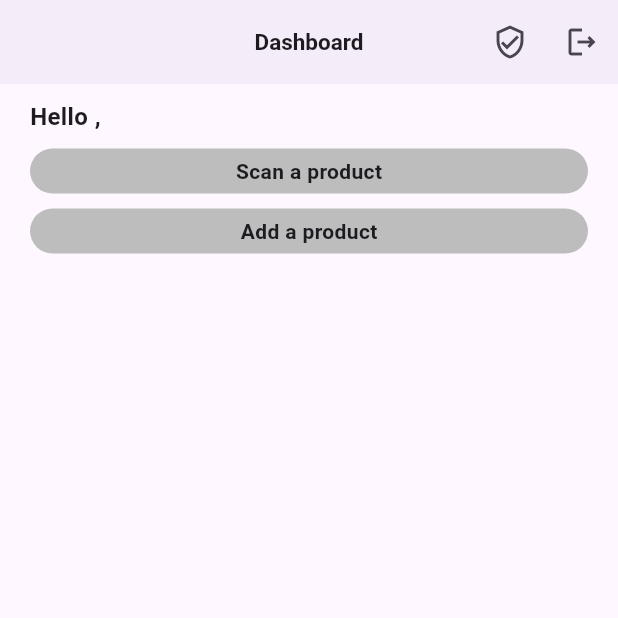
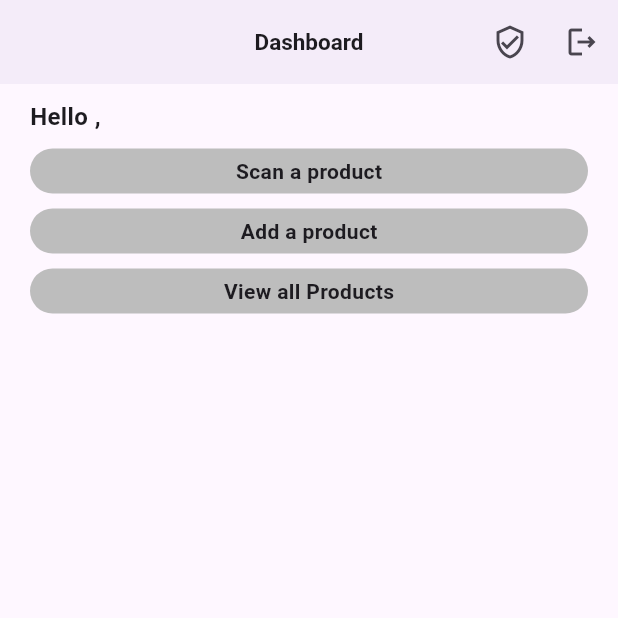
Before and after one commit to om13rajpal/shop-frontend, a Flutter app: the Dashboard screen opened directly, on a phone screen of 412 x 824 dp, the top half of it. Run offline on Flutter 3.47's test engine with Material 3 defaults, Android fonts, the phone set to English and light mode, and no system bars; our stand-ins replace flutter_riverpod, shared_preferences; missing offline and left inert: mobile_scanner; accounts and stored records are empty; network calls fail.

Commit message:
added a products page

```diff
--- a/lib/screens/dashboard.dart
+++ b/lib/screens/dashboard.dart
@@ -1,17 +1,43 @@
+import 'dart:convert';
+
+import 'package:admin/providers/url.dart';
 import 'package:admin/providers/username.dart';
 import 'package:admin/screens/login.dart';
 import 'package:admin/screens/product.dart';
+import 'package:admin/screens/products.dart';
 import 'package:admin/screens/qrcode.dart';
 import 'package:admin/screens/workers.dart';
 import 'package:flutter/material.dart';
 import 'package:flutter_riverpod/flutter_riverpod.dart';
 import 'package:shared_preferences/shared_preferences.dart';
+import 'package:http/http.dart' as http;
 
-class Dashboard extends ConsumerWidget {
+class Dashboard extends ConsumerStatefulWidget {
   const Dashboard({super.key});
 
   @override
-  Widget build(BuildContext context, WidgetRef ref) {
+  ConsumerState<Dashboard> createState() => _DashboardState();
+}
+
+class _DashboardState extends ConsumerState<Dashboard> {
+  Future<void> getSaleToday(String url) async {
+    final response = await http.get(Uri.parse("$url/sale/today"));
+
+    if (response.statusCode == 200) {
+      final jsonRes = await jsonDecode(response.body);
+      print(jsonRes);
+    }
+  }
+
+  @override
+  void initState() {
+    final url = ref.read(urlProvider);
+    getSaleToday(url);
+    super.initState();
+  }
+
+  @override
+  Widget build(BuildContext context) {
     void logout() async {
       SharedPreferences prefs = await SharedPreferences.getInstance();
       prefs.clear();
@@ -84,11 +110,7 @@ class Dashboard extends ConsumerWidget {
                 ),
               ),
             ),
-            SliverToBoxAdapter(
-              child: SizedBox(
-                height: 10,
-              ),
-            ),
+            SliverToBoxAdapter(child: SizedBox(height: 10)),
             SliverToBoxAdapter(
               child: InkWell(
                 onTap:
@@ -115,6 +137,33 @@ class Dashboard extends ConsumerWidget {
                 ),
               ),
             ),
+            SliverToBoxAdapter(child: SizedBox(height: 10)),
+            SliverToBoxAdapter(
+              child: InkWell(
+                onTap:
+                    () => Navigator.push(
+                      context,
+                      MaterialPageRoute(builder: (context) => Products()),
+                    ),
+                child: Container(
+                  width: double.infinity,
+                  height: 30,
+                  decoration: BoxDecoration(
+                    borderRadius: BorderRadius.circular(20),
+                    color: Colors.grey.shade400,
+                  ),
+                  child: Center(
+                    child: Text(
+                      'View all Products',
+                      style: TextStyle(
+                        fontSize: 14,
+                        fontWeight: FontWeight.w600,
+                      ),
+                    ),
+                  ),
+                ),
+              ),
+            ),
           ],
         ),
       ),
```
Also changed, not shown: lib/providers/products.dart (added, +21 -0 lines), lib/screens/products.dart (added, +100 -0 lines).
